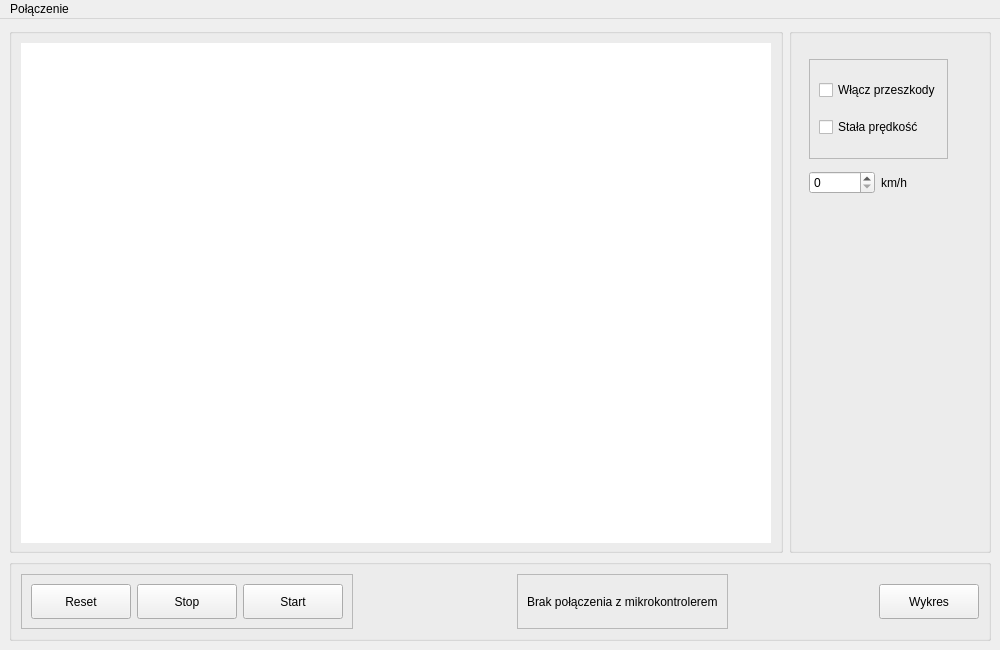
Before: the Qt Designer form WDS_SRSP/forms/mainwindow.ui in domppolak/WDS_SRSP, drawn with Qt 5.
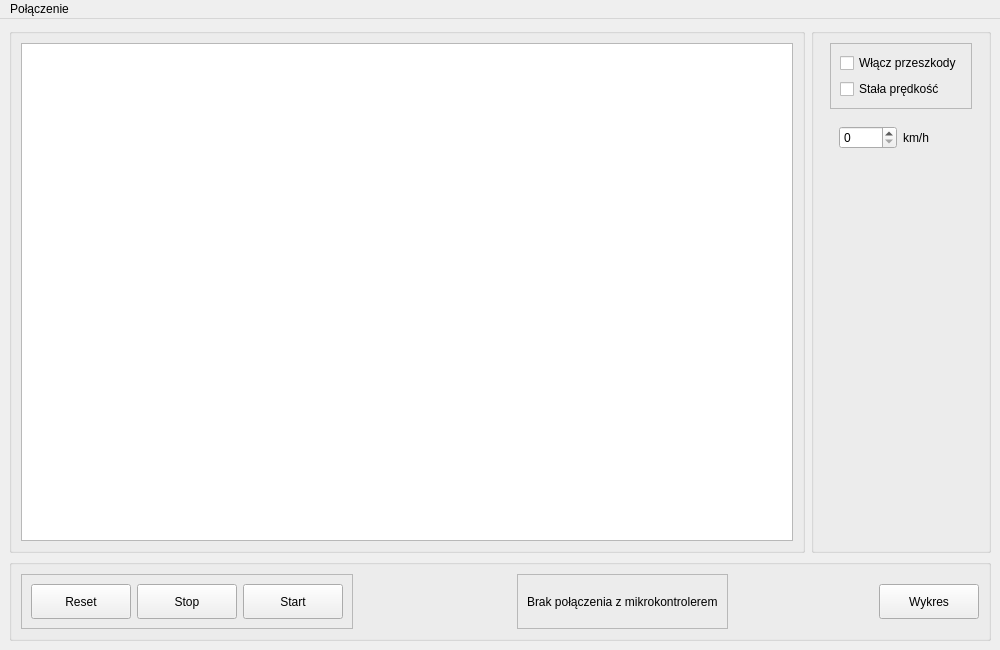
After: the same form once the commit is applied.

The edit to the form file:
```diff
--- a/WDS_SRSP/forms/mainwindow.ui
+++ b/WDS_SRSP/forms/mainwindow.ui
@@ -39,12 +39,141 @@
     </size>
    </property>
    <layout class="QGridLayout" name="gridLayout">
+    <item row="0" column="0">
+     <widget class="QGroupBox" name="gropbox">
+      <property name="minimumSize">
+       <size>
+        <width>760</width>
+        <height>510</height>
+       </size>
+      </property>
+      <property name="maximumSize">
+       <size>
+        <width>16777215</width>
+        <height>16777215</height>
+       </size>
+      </property>
+      <property name="title">
+       <string/>
+      </property>
+      <layout class="QGridLayout" name="gridLayout_3">
+       <item row="0" column="0">
+        <widget class="QGraphicsView" name="graphicsView"/>
+       </item>
+      </layout>
+     </widget>
+    </item>
+    <item row="0" column="1">
+     <widget class="QGroupBox" name="GroupCheckBox">
+      <property name="enabled">
+       <bool>true</bool>
+      </property>
+      <property name="minimumSize">
+       <size>
+        <width>180</width>
+        <height>0</height>
+       </size>
+      </property>
+      <property name="maximumSize">
+       <size>
+        <width>180</width>
+        <height>16777215</height>
+       </size>
+      </property>
+      <property name="title">
+       <string/>
+      </property>
+      <layout class="QGridLayout" name="gridLayout_4">
+       <item row="0" column="0">
+        <layout class="QVBoxLayout" name="verticalLayout">
+         <item>
+          <widget class="QFrame" name="frame">
+           <property name="maximumSize">
+            <size>
+             <width>150</width>
+             <height>130</height>
+            </size>
+           </property>
+           <property name="frameShape">
+            <enum>QFrame::StyledPanel</enum>
+           </property>
+           <property name="frameShadow">
+            <enum>QFrame::Raised</enum>
+           </property>
+           <layout class="QGridLayout" name="gridLayout_6">
+            <item row="1" column="0">
+             <widget class="QCheckBox" name="SpeedCheckBox">
+              <property name="text">
+               <string>Stała prędkość</string>
+              </property>
+             </widget>
+            </item>
+            <item row="0" column="0">
+             <widget class="QCheckBox" name="ObstacleCheckBox">
+              <property name="text">
+               <string>Włącz przeszkody</string>
+              </property>
+             </widget>
+            </item>
+           </layout>
+          </widget>
+         </item>
+         <item>
+          <widget class="QWidget" name="speedWidget" native="true">
+           <property name="minimumSize">
+            <size>
+             <width>140</width>
+             <height>45</height>
+            </size>
+           </property>
+           <property name="maximumSize">
+            <size>
+             <width>140</width>
+             <height>45</height>
+            </size>
+           </property>
+           <layout class="QGridLayout" name="gridLayout_7">
+            <item row="0" column="0">
+             <layout class="QHBoxLayout" name="speedLayout">
+              <item>
+               <widget class="QSpinBox" name="SpeedSpinBox"/>
+              </item>
+              <item>
+               <widget class="QLabel" name="SpeedLabel">
+                <property name="text">
+                 <string>km/h</string>
+                </property>
+               </widget>
+              </item>
+             </layout>
+            </item>
+           </layout>
+          </widget>
+         </item>
+         <item>
+          <spacer name="verticalSpacer">
+           <property name="orientation">
+            <enum>Qt::Vertical</enum>
+           </property>
+           <property name="sizeHint" stdset="0">
+            <size>
+             <width>20</width>
+             <height>40</height>
+            </size>
+           </property>
+          </spacer>
+         </item>
+        </layout>
+       </item>
+      </layout>
+     </widget>
+    </item>
     <item row="1" column="0" colspan="2">
      <widget class="QGroupBox" name="GroupButtons">
       <property name="title">
        <string/>
       </property>
-      <layout class="QGridLayout" name="gridLayout_4">
+      <layout class="QGridLayout" name="gridLayout_8">
        <item row="0" column="0">
         <layout class="QHBoxLayout" name="horizontalLayout_2">
          <item>
@@ -178,124 +307,6 @@
       </layout>
      </widget>
     </item>
-    <item row="0" column="0">
-     <widget class="QGroupBox" name="groupOpenGl">
-      <property name="minimumSize">
-       <size>
-        <width>750</width>
-        <height>500</height>
-       </size>
-      </property>
-      <property name="title">
-       <string/>
-      </property>
-      <layout class="QGridLayout" name="gridLayout_3">
-       <item row="0" column="0">
-        <widget class="QWidget" name="sceneWidget" native="true">
-         <property name="minimumSize">
-          <size>
-           <width>750</width>
-           <height>500</height>
-          </size>
-         </property>
-         <property name="maximumSize">
-          <size>
-           <width>750</width>
-           <height>500</height>
-          </size>
-         </property>
-         <widget class="QGraphicsView" name="graphicsView">
-          <property name="geometry">
-           <rect>
-            <x>-10</x>
-            <y>-10</y>
-            <width>761</width>
-            <height>511</height>
-           </rect>
-          </property>
-         </widget>
-        </widget>
-       </item>
-      </layout>
-     </widget>
-    </item>
-    <item row="0" column="1">
-     <widget class="QGroupBox" name="GroupCheckBox">
-      <property name="title">
-       <string/>
-      </property>
-      <widget class="QWidget" name="layoutWidget">
-       <property name="geometry">
-        <rect>
-         <x>20</x>
-         <y>30</y>
-         <width>139</width>
-         <height>102</height>
-        </rect>
-       </property>
-       <layout class="QVBoxLayout" name="verticalLayout">
-        <item>
-         <widget class="QFrame" name="frame">
-          <property name="maximumSize">
-           <size>
-            <width>150</width>
-            <height>100</height>
-           </size>
-          </property>
-          <property name="frameShape">
-           <enum>QFrame::StyledPanel</enum>
-          </property>
-          <property name="frameShadow">
-           <enum>QFrame::Raised</enum>
-          </property>
-          <layout class="QGridLayout" name="gridLayout_6">
-           <item row="1" column="0">
-            <widget class="QCheckBox" name="SpeedCheckBox">
-             <property name="text">
-              <string>Stała prędkość</string>
-             </property>
-            </widget>
-           </item>
-           <item row="0" column="0">
-            <widget class="QCheckBox" name="ObstacleCheckBox">
-             <property name="text">
-              <string>Włącz przeszkody</string>
-             </property>
-            </widget>
-           </item>
-          </layout>
-         </widget>
-        </item>
-       </layout>
-      </widget>
-      <widget class="QWidget" name="speedWidget" native="true">
-       <property name="geometry">
-        <rect>
-         <x>20</x>
-         <y>134</y>
-         <width>137</width>
-         <height>41</height>
-        </rect>
-       </property>
-       <layout class="QGridLayout" name="gridLayout_7">
-        <item row="0" column="0">
-         <layout class="QHBoxLayout" name="speedLayout">
-          <item>
-           <widget class="QSpinBox" name="SpeedSpinBox"/>
-          </item>
-          <item>
-           <widget class="QLabel" name="SpeedLabel">
-            <property name="text">
-             <string>km/h</string>
-            </property>
-           </widget>
-          </item>
-         </layout>
-        </item>
-       </layout>
-      </widget>
-     </widget>
-    </item>
    </layout>
   </widget>
   <widget class="QMenuBar" name="menuBar">
```
Left out of the diff: 47 changed lines with no effect on the pictures.
